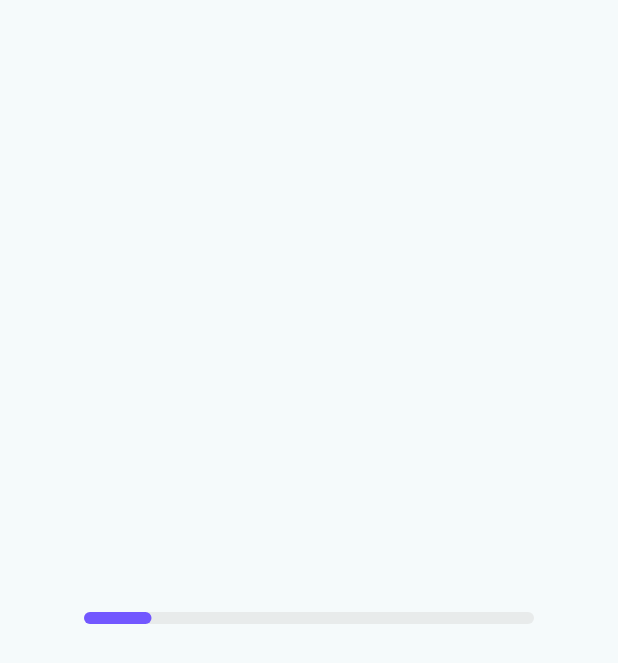
After one commit to nucleusui/nucleus-flutter, a Flutter app: the ProgressPage screen opened by its route, on a phone screen of 412 x 824 dp. The commit adds this screen. Shown: the top 663 px of the screen. Run offline on Flutter 3.47's test engine with Material 3 defaults, Android fonts, the phone set to English and light mode, and no system bars; our stand-ins replace flutter_svg, go_router, web; missing offline and left inert: dart:js_interop; statements that could not run were skipped.

Commit message:
feat: create Progress component

````diff
--- a/lib/constant/colors.dart
+++ b/lib/constant/colors.dart
@@ -181,6 +181,7 @@ extension AppColors on ColorScheme {
   Color get bgDisabled => const Color(0xFFDADDDE);
   Color get fgBaseReverse => _themeColor(grey100, grey10);
   Color get fgColor => _themeColor(bgContrast, bgCanvas);
+  Color get fgColorReverse => _themeColor(bgCanvas, bgContrast);
   Color get bgColor => _themeColor(bgContrast, bgMuted);
   Color get bgColorReverse => _themeColor(bgMuted, bgContrast);
 }
--- a/lib/nucleus_ui.dart
+++ b/lib/nucleus_ui.dart
@@ -2,4 +2,5 @@
 export 'src/badge.dart';
 export 'src/button.dart';
 export 'src/input_field.dart';
+export 'src/progress.dart';
 export 'src/quick_tip.dart';
--- /dev/null
+++ b/lib/src/progress.dart
@@ -0,0 +1,188 @@
+import 'package:flutter/material.dart';
+import 'package:nucleus_ui/constant/colors.dart';
+import 'package:nucleus_ui/constant/typography.dart';
+import 'package:nucleus_ui/extension/context.dart';
+
+/// A customizable progress bar widget with optional labels and alignment.
+///
+/// The `Progress` widget supports displaying a progress bar with optional
+/// primary and secondary labels. It allows customization of colors, height,
+/// border radius, and alignment.
+///
+/// Example usage:
+/// ```dart
+/// Progress(
+///   value: 50,
+///   label: 'Progress',
+///   secondaryLabel: '50%',
+///   color: Colors.blue,
+/// )
+/// ```
+class Progress extends StatelessWidget {
+  /// Creates a `Progress` widget.
+  ///
+  /// The [value] parameter is required and specifies the progress percentage (0-100).
+  const Progress({
+    super.key,
+    required this.value,
+    this.label,
+    this.secondaryLabel,
+    this.backgroundColor,
+    this.color,
+    this.valueColor,
+    this.minHeight = 8,
+    this.borderRadius = const BorderRadius.all(Radius.circular(999)),
+    this.stopIndicatorColor,
+    this.stopIndicatorRadius,
+    this.trackGap,
+    this.verticalPadding = 24,
+    this.alignment = Alignment.bottomLeft,
+  });
+
+  /// The progress value as a percentage (0-100).
+  final double value;
+
+  /// The primary label displayed alongside the progress bar.
+  final String? label;
+
+  /// The secondary label displayed alongside the progress bar.
+  final String? secondaryLabel;
+
+  /// The background color of the progress bar.
+  final Color? backgroundColor;
+
+  /// The color of the progress indicator.
+  final Color? color;
+
+  /// The animation for the progress indicator color.
+  final Animation<Color?>? valueColor;
+
+  /// The minimum height of the progress bar.
+  final double minHeight;
+
+  /// The border radius of the progress bar.
+  final BorderRadiusGeometry? borderRadius;
+
+  /// The color of the stop indicator.
+  final Color? stopIndicatorColor;
+
+  /// The radius of the stop indicator.
+  final double? stopIndicatorRadius;
+
+  /// The gap between the progress track and the stop indicator.
+  final double? trackGap;
+
+  /// The vertical padding around the progress bar.
+  final double verticalPadding;
+
+  /// The alignment of the progress bar and labels.
+  final AlignmentGeometry alignment;
+
+  @override
+  Widget build(BuildContext context) {
+    if (alignment == Alignment.center &&
+        label != null &&
+        secondaryLabel != null) {
+      return Row(
+        children: [
+          Text(
+            label!,
+            style: AppFonts.bodySm.copyWith(
+              color: context.color.fgColorReverse,
+            ),
+          ),
+          const SizedBox(width: 8),
+          Expanded(child: _buildProgress(context)),
+          const SizedBox(width: 8),
+          Text(
+            secondaryLabel!,
+            style: AppFonts.bodySm.copyWith(
+              color: context.color.fgColorReverse,
+            ),
+          ),
+        ],
+      );
+    }
+
+    if (alignment == Alignment.centerLeft && label != null) {
+      return Row(
+        children: [
+          Text(
+            label!,
+            style: AppFonts.bodySm.copyWith(
+              color: context.color.fgColorReverse,
+            ),
+          ),
+          const SizedBox(width: 8),
+          Expanded(child: _buildProgress(context)),
+        ],
+      );
+    }
+
+    if (alignment == Alignment.centerRight && label != null) {
+      return Row(
+        children: [
+          Expanded(child: _buildProgress(context)),
+          const SizedBox(width: 8),
+          Text(
+            label!,
+            style: AppFonts.bodySm.copyWith(
+              color: context.color.fgColorReverse,
+            ),
+          ),
+        ],
+      );
+    }
+
+    return Stack(
+      alignment: alignment,
+      children: [
+        _buildProgress(context),
+        if (label != null) _buildLabel(context),
+      ],
+    );
+  }
+
+  /// Builds the label row with optional primary and secondary labels.
+  Row _buildLabel(BuildContext context) {
+    return Row(
+      mainAxisSize: MainAxisSize.min,
+      children: [
+        Text(
+          label!,
+          style: AppFonts.bodySm.copyWith(
+            color: context.color.fgColorReverse,
+          ),
+        ),
+        if (secondaryLabel != null) ...[
+          const Spacer(),
+          Text(
+            secondaryLabel!,
+            style: AppFonts.bodySm.copyWith(
+              color: context.color.fgColorReverse,
+            ),
+          ),
+        ],
+      ],
+    );
+  }
+
+  /// Builds the progress bar with the specified properties.
+  Padding _buildProgress(BuildContext context) {
+    return Padding(
+      padding: label == null
+          ? EdgeInsets.zero
+          : EdgeInsets.symmetric(vertical: verticalPadding),
+      child: LinearProgressIndicator(
+        value: value / 100,
+        backgroundColor: backgroundColor ?? context.color.bgMuted,
+        color: color ?? context.color.accentModerate,
+        minHeight: minHeight,
+        borderRadius: borderRadius,
+        stopIndicatorColor: stopIndicatorColor,
+        stopIndicatorRadius: stopIndicatorRadius,
+        trackGap: trackGap,
+      ),
+    );
+  }
+}
--- /dev/null
+++ b/playground/lib/pages/progress.dart
@@ -0,0 +1,101 @@
+import 'package:flutter/material.dart';
+import 'package:nucleus_ui/nucleus_ui.dart';
+
+enum ProgressStyle {
+  basic,
+  labelBottomLeft,
+  labelBottomRight,
+  labelBottomCenter,
+  labelBottomBoth,
+  labelTopLeft,
+  labelTopRight,
+  labelTopCenter,
+  labelTopBoth,
+  labelCenterLeft,
+  labelCenterRight,
+  labelCenterBoth,
+}
+
+class ProgressPage extends StatelessWidget {
+  const ProgressPage({super.key, required this.style});
+
+  final ProgressStyle style;
+
+  @override
+  Widget build(BuildContext context) {
+    return Scaffold(
+      body: Center(
+        child: ConstrainedBox(
+          constraints: const BoxConstraints(maxWidth: 300),
+          child: Column(
+            mainAxisAlignment: MainAxisAlignment.center,
+            children: [
+              switch (style) {
+                ProgressStyle.basic => const Progress(
+                    value: 15,
+                  ),
+                ProgressStyle.labelBottomLeft => const Progress(
+                    value: 15,
+                    label: '15% to goal',
+                  ),
+                ProgressStyle.labelBottomRight => const Progress(
+                    value: 15,
+                    alignment: Alignment.bottomRight,
+                    label: '15% to goal',
+                  ),
+                ProgressStyle.labelBottomCenter => const Progress(
+                    value: 15,
+                    alignment: Alignment.bottomCenter,
+                    label: 'Quota used: 15%',
+                  ),
+                ProgressStyle.labelBottomBoth => const Progress(
+                    value: 15,
+                    alignment: Alignment.bottomCenter,
+                    label: '15% to goal',
+                    secondaryLabel: '7 days left',
+                  ),
+                ProgressStyle.labelTopLeft => const Progress(
+                    value: 15,
+                    alignment: Alignment.topLeft,
+                    label: '15% to goal',
+                  ),
+                ProgressStyle.labelTopRight => const Progress(
+                    value: 15,
+                    alignment: Alignment.topRight,
+                    label: '15% to goal',
+                  ),
+                ProgressStyle.labelTopCenter => const Progress(
+                    value: 15,
+                    alignment: Alignment.topCenter,
+                    label: 'Quota used: 15%',
+                  ),
+                ProgressStyle.labelTopBoth => const Progress(
+                    value: 15,
+                    alignment: Alignment.topCenter,
+                    label: '15% to goal',
+                    secondaryLabel: '7 days left',
+                  ),
+                ProgressStyle.labelCenterLeft => const Progress(
+                    value: 15,
+                    alignment: Alignment.centerLeft,
+                    label: '15% to goal',
+                  ),
+                ProgressStyle.labelCenterRight => const Progress(
+                    value: 15,
+                    alignment: Alignment.centerRight,
+                    label: '15% to goal',
+                  ),
+                ProgressStyle.labelCenterBoth => const Progress(
+                    value: 15,
+                    alignment: Alignment.center,
+                    label: '15% to goal',
+                    secondaryLabel: '7 days left',
+                  ),
+              },
+            ],
+          ),
+        ),
+      ),
+    );
+  }
+}
--- a/playground/lib/router.dart
+++ b/playground/lib/router.dart
@@ -3,6 +3,7 @@ import 'package:go_router/go_router.dart';
 import 'package:playground/pages/badge.dart';
 import 'package:playground/pages/button.dart';
 import 'package:playground/pages/input_field.dart';
+import 'package:playground/pages/progress.dart';
 import 'package:playground/pages/quick_tip.dart';
 
 final router = GoRouter(
@@ -52,6 +53,15 @@ final router = GoRouter(
         );
       },
     ),
+    GoRoute(
+      path: '/progress',
+      builder: (context, state) {
+        final style = state.uri.queryParameters['style'] ?? 'basic';
+        return ProgressPage(
+          style: ProgressStyle.values.byName(style),
+        );
+      },
+    ),
   ],
 );
 
--- a/playground/pubspec.yaml
+++ b/playground/pubspec.yaml
@@ -1,7 +1,7 @@
 name: playground
 description: "The components playground rendered in the Docs site."
 publish_to: 'none'
-version: 1.0.0+2
+version: 1.0.0+3
 environment:
   sdk: ^3.0.0
 
````
Also changed, not shown: 2 other files.
